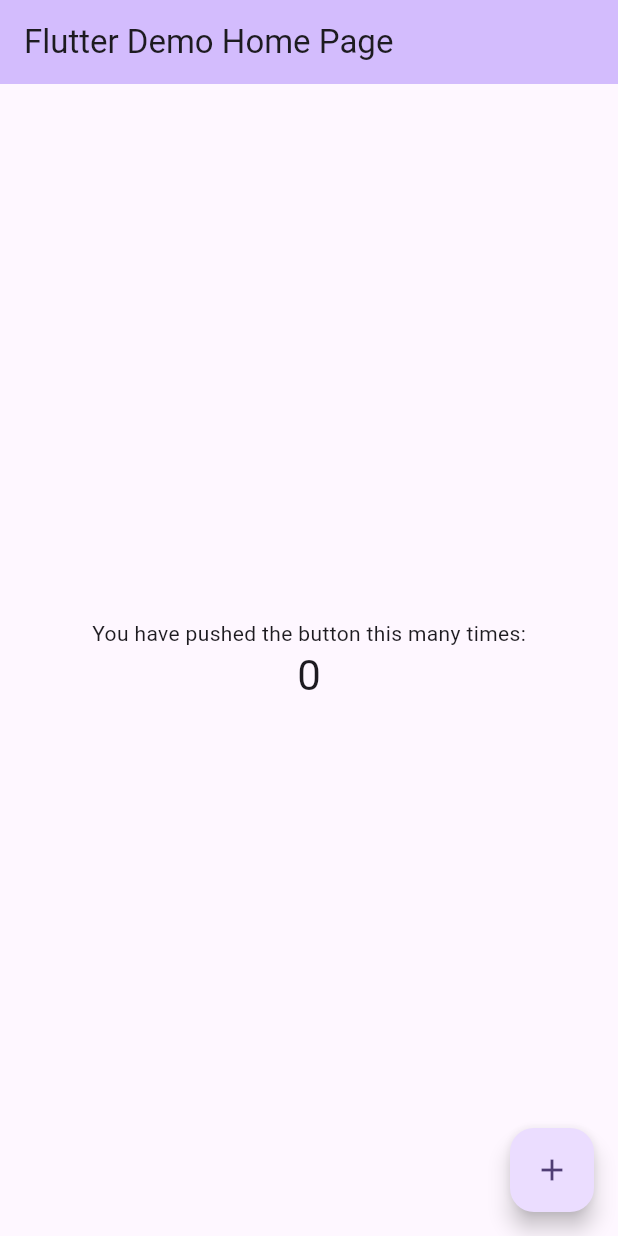
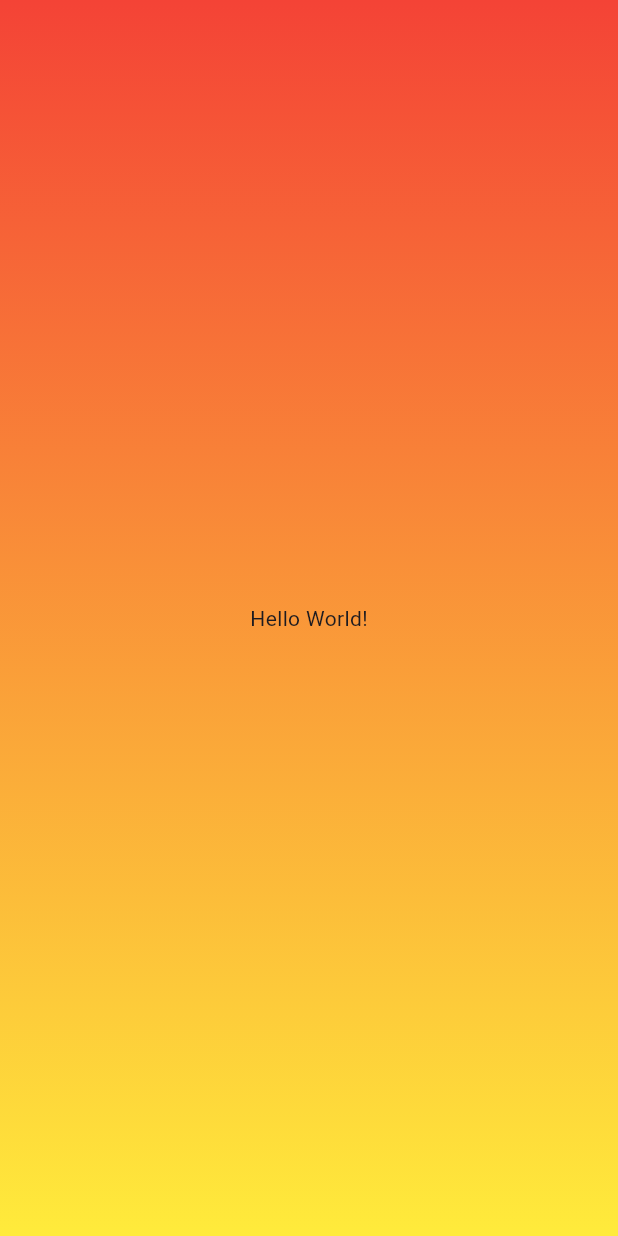
Before and after one commit to nathannewyen/flutter_first_app, a Flutter app: the screen it shows after launch, on a phone screen of 412 x 824 dp. Run offline on Flutter 3.47's test engine with Material 3 defaults, Android fonts, the phone set to English and light mode, and no system bars.

```diff
--- a/lib/main.dart
+++ b/lib/main.dart
@@ -1,125 +1,23 @@
 import 'package:flutter/material.dart';
 
 void main() {
-  runApp(const MyApp());
-}
-
-class MyApp extends StatelessWidget {
-  const MyApp({super.key});
-
-  // This widget is the root of your application.
-  @override
-  Widget build(BuildContext context) {
-    return MaterialApp(
-      title: 'Flutter Demo',
-      theme: ThemeData(
-        // This is the theme of your application.
-        //
-        // TRY THIS: Try running your application with "flutter run". You'll see
-        // the application has a purple toolbar. Then, without quitting the app,
-        // try changing the seedColor in the colorScheme below to Colors.green
-        // and then invoke "hot reload" (save your changes or press the "hot
-        // reload" button in a Flutter-supported IDE, or press "r" if you used
-        // the command line to start the app).
-        //
-        // Notice that the counter didn't reset back to zero; the application
-        // state is not lost during the reload. To reset the state, use hot
-        // restart instead.
-        //
-        // This works for code too, not just values: Most code changes can be
-        // tested with just a hot reload.
-        colorScheme: ColorScheme.fromSeed(seedColor: Colors.deepPurple),
-        useMaterial3: true,
-      ),
-      home: const MyHomePage(title: 'Flutter Demo Home Page'),
-    );
-  }
-}
-
-class MyHomePage extends StatefulWidget {
-  const MyHomePage({super.key, required this.title});
-
-  // This widget is the home page of your application. It is stateful, meaning
-  // that it has a State object (defined below) that contains fields that affect
-  // how it looks.
-
-  // This class is the configuration for the state. It holds the values (in this
-  // case the title) provided by the parent (in this case the App widget) and
-  // used by the build method of the State. Fields in a Widget subclass are
-  // always marked "final".
-
-  final String title;
-
-  @override
-  State<MyHomePage> createState() => _MyHomePageState();
-}
-
-class _MyHomePageState extends State<MyHomePage> {
-  int _counter = 0;
-
-  void _incrementCounter() {
-    setState(() {
-      // This call to setState tells the Flutter framework that something has
-      // changed in this State, which causes it to rerun the build method below
-      // so that the display can reflect the updated values. If we changed
-      // _counter without calling setState(), then the build method would not be
-      // called again, and so nothing would appear to happen.
-      _counter++;
-    });
-  }
-
-  @override
-  Widget build(BuildContext context) {
-    // This method is rerun every time setState is called, for instance as done
-    // by the _incrementCounter method above.
-    //
-    // The Flutter framework has been optimized to make rerunning build methods
-    // fast, so that you can just rebuild anything that needs updating rather
-    // than having to individually change instances of widgets.
-    return Scaffold(
-      appBar: AppBar(
-        // TRY THIS: Try changing the color here to a specific color (to
-        // Colors.amber, perhaps?) and trigger a hot reload to see the AppBar
-        // change color while the other colors stay the same.
-        backgroundColor: Theme.of(context).colorScheme.inversePrimary,
-        // Here we take the value from the MyHomePage object that was created by
-        // the App.build method, and use it to set our appbar title.
-        title: Text(widget.title),
-      ),
-      body: Center(
-        // Center is a layout widget. It takes a single child and positions it
-        // in the middle of the parent.
-        child: Column(
-          // Column is also a layout widget. It takes a list of children and
-          // arranges them vertically. By default, it sizes itself to fit its
-          // children horizontally, and tries to be as tall as its parent.
-          //
-          // Column has various properties to control how it sizes itself and
-          // how it positions its children. Here we use mainAxisAlignment to
-          // center the children vertically; the main axis here is the vertical
-          // axis because Columns are vertical (the cross axis would be
-          // horizontal).
-          //
-          // TRY THIS: Invoke "debug painting" (choose the "Toggle Debug Paint"
-          // action in the IDE, or press "p" in the console), to see the
-          // wireframe for each widget.
-          mainAxisAlignment: MainAxisAlignment.center,
-          children: <Widget>[
-            const Text(
-              'You have pushed the button this many times:',
-            ),
-            Text(
-              '$_counter',
-              style: Theme.of(context).textTheme.headlineMedium,
-            ),
-          ],
+  runApp(MaterialApp(
+    home: Scaffold(
+      body: Container(
+        decoration: const BoxDecoration(
+          gradient: LinearGradient(
+            colors: [
+              Colors.red,
+              Colors.yellow,
+            ],
+            begin: Alignment.topCenter,
+            end: Alignment.bottomCenter,
+          ),
+        ),
+        child: const Center(
+          child: Text('Hello World!'),
         ),
       ),
-      floatingActionButton: FloatingActionButton(
-        onPressed: _incrementCounter,
-        tooltip: 'Increment',
-        child: const Icon(Icons.add),
-      ), // This trailing comma makes auto-formatting nicer for build methods.
-    );
-  }
+    ),
+  ));
 }
```
